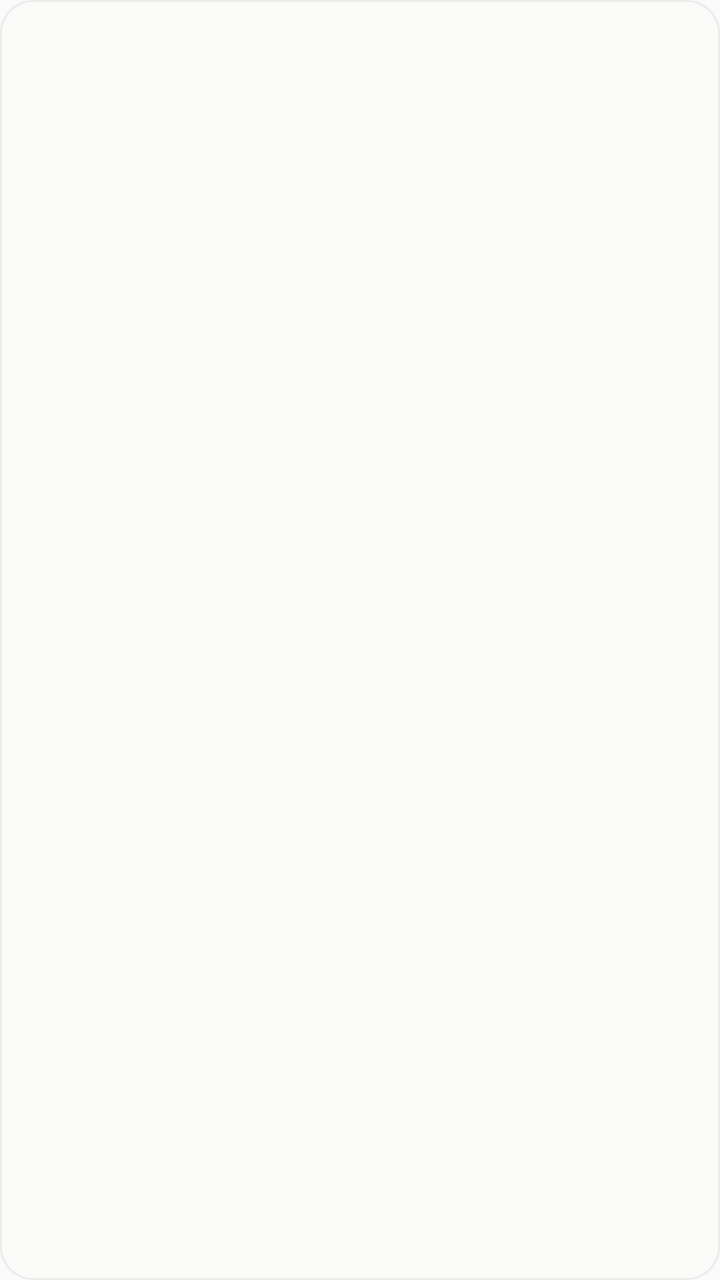
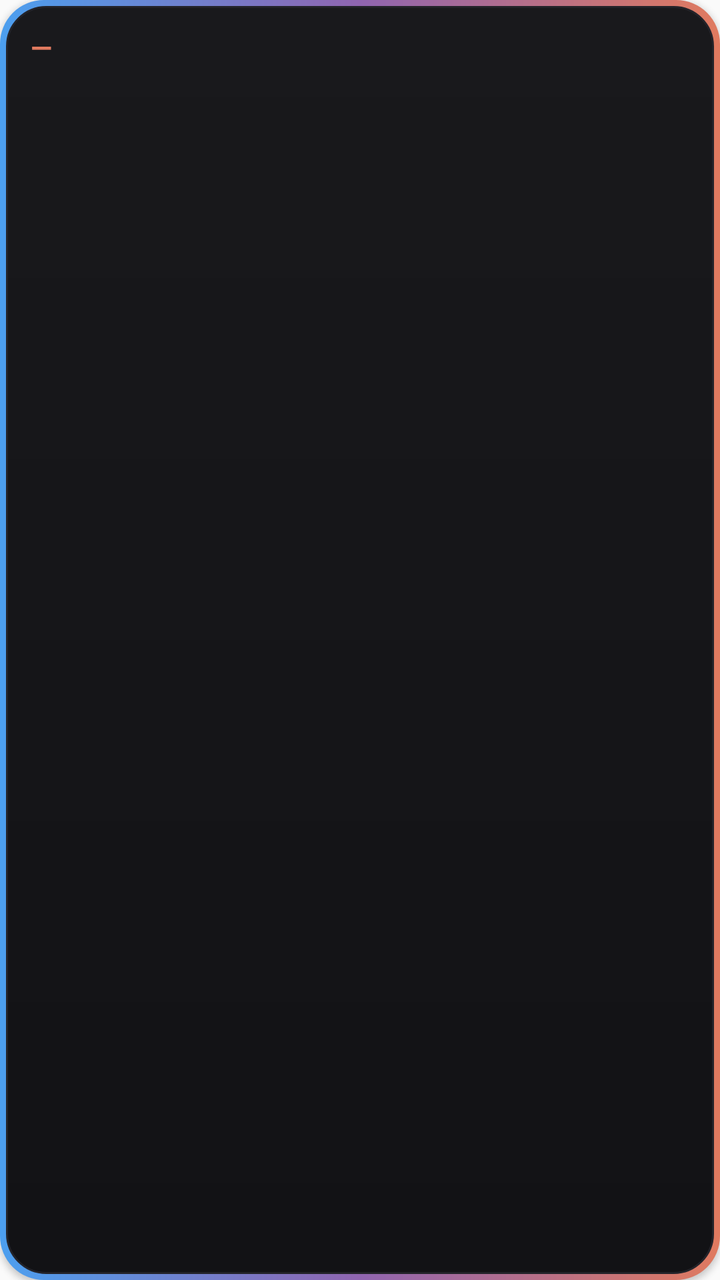

Before-and-after screenshots of an Android layout around one commit, followed by the original layout XML and the change that was made.
<!-- AndroidManifest.xml: application theme AppTheme -->
<!-- res/layout/widget_schedule.xml -->
<?xml version="1.0" encoding="utf-8"?>
<LinearLayout xmlns:android="http://schemas.android.com/apk/res/android"
    android:id="@+id/widget_schedule_root"
    android:layout_width="match_parent"
    android:layout_height="match_parent"
    android:orientation="vertical"
    android:background="@drawable/widget_bg"
    android:padding="12dp">
    <TextView
        android:id="@+id/widget_schedule_title"
        android:layout_width="match_parent"
        android:layout_height="wrap_content"
        android:textSize="13sp"
        android:textStyle="bold"
        android:textColor="#37352f"
        android:singleLine="true"
        android:ellipsize="end" />
    <TextView
        android:id="@+id/widget_schedule_1"
        android:layout_width="match_parent"
        android:layout_height="wrap_content"
        android:textSize="12sp"
        android:textColor="#37352f"
        android:layout_marginTop="6dp"
        android:singleLine="true"
        android:ellipsize="end" />
    <TextView
        android:id="@+id/widget_schedule_2"
        android:layout_width="match_parent"
        android:layout_height="wrap_content"
        android:textSize="12sp"
        android:textColor="#37352f"
        android:singleLine="true"
        android:ellipsize="end" />
    <TextView
        android:id="@+id/widget_schedule_3"
        android:layout_width="match_parent"
        android:layout_height="wrap_content"
        android:textSize="12sp"
        android:textColor="#37352f"
        android:singleLine="true"
        android:ellipsize="end" />
    <TextView
        android:id="@+id/widget_schedule_empty"
        android:layout_width="match_parent"
        android:layout_height="wrap_content"
        android:textSize="11sp"
        android:textColor="#787774"
        android:layout_marginTop="4dp"
        android:singleLine="true" />
</LinearLayout>
<!-- resources referenced by this layout -->
<resources>
  <!-- drawable widget_bg (drawable) -->
  <?xml version="1.0" encoding="utf-8"?>
  <shape xmlns:android="http://schemas.android.com/apk/res/android"
      android:shape="rectangle">
      <solid android:color="#fafaf8" />
      <corners android:radius="16dp" />
      <stroke android:width="1dp" android:color="#ebebea" />
  </shape>
  <style name="AppTheme" parent="Theme.AppCompat.Light.DarkActionBar">
          
          <item name="colorPrimary">@color/colorPrimary</item>
          <item name="colorPrimaryDark">@color/colorPrimaryDark</item>
          <item name="colorAccent">@color/colorAccent</item>
      </style>
</resources>

<!-- the commit's change to res/layout/widget_schedule.xml (unified diff, before → after) -->
@@ -5,47 +5,68 @@
     android:layout_height="match_parent"
     android:orientation="vertical"
     android:background="@drawable/widget_bg"
-    android:padding="12dp">
-    <TextView
-        android:id="@+id/widget_schedule_title"
+    android:elevation="2dp"
+    android:paddingLeft="14dp"
+    android:paddingRight="14dp"
+    android:paddingTop="14dp"
+    android:paddingBottom="12dp">
+    <LinearLayout
         android:layout_width="match_parent"
         android:layout_height="wrap_content"
-        android:textSize="13sp"
-        android:textStyle="bold"
-        android:textColor="#37352f"
-        android:singleLine="true"
-        android:ellipsize="end" />
+        android:orientation="horizontal"
+        android:gravity="center_vertical">
+        <TextView
+            android:layout_width="wrap_content"
+            android:layout_height="wrap_content"
+            android:text="—"
+            android:textColor="#e07a5f"
+            android:textSize="14sp"
+            android:textStyle="bold"
+            android:letterSpacing="0.2" />
+        <TextView
+            android:id="@+id/widget_schedule_title"
+            android:layout_width="0dp"
+            android:layout_height="wrap_content"
+            android:layout_weight="1"
+            android:layout_marginStart="6dp"
+            android:textSize="14sp"
+            android:textStyle="bold"
+            android:textColor="#c9bdf5"
+            android:fontFamily="sans-serif-medium"
+            android:singleLine="true"
+            android:ellipsize="end" />
+    </LinearLayout>
     <TextView
         android:id="@+id/widget_schedule_1"
         android:layout_width="match_parent"
         android:layout_height="wrap_content"
-        android:textSize="12sp"
-        android:textColor="#37352f"
-        android:layout_marginTop="6dp"
+        android:textSize="12.5sp"
+        android:textColor="#e9e6e0"
+        android:layout_marginTop="8dp"
         android:singleLine="true"
         android:ellipsize="end" />
     <TextView
         android:id="@+id/widget_schedule_2"
         android:layout_width="match_parent"
         android:layout_height="wrap_content"
-        android:textSize="12sp"
-        android:textColor="#37352f"
+        android:textSize="12.5sp"
+        android:textColor="#e9e6e0"
         android:singleLine="true"
         android:ellipsize="end" />
     <TextView
         android:id="@+id/widget_schedule_3"
         android:layout_width="match_parent"
         android:layout_height="wrap_content"
-        android:textSize="12sp"
-        android:textColor="#37352f"
+        android:textSize="12.5sp"
+        android:textColor="#e9e6e0"
         android:singleLine="true"
         android:ellipsize="end" />
     <TextView
         android:id="@+id/widget_schedule_empty"
         android:layout_width="match_parent"
         android:layout_height="wrap_content"
-        android:textSize="11sp"
-        android:textColor="#787774"
-        android:layout_marginTop="4dp"
+        android:textSize="11.5sp"
+        android:textColor="#8b897f"
+        android:layout_marginTop="6dp"
         android:singleLine="true" />
 </LinearLayout>
<!-- resource entries referenced after the edit -->
@@ -2,12 +2,34 @@
 <resources>
   <!-- drawable widget_bg (drawable) -->
   <?xml version="1.0" encoding="utf-8"?>
-  <shape xmlns:android="http://schemas.android.com/apk/res/android"
-      android:shape="rectangle">
-      <solid android:color="#fafaf8" />
-      <corners android:radius="16dp" />
-      <stroke android:width="1dp" android:color="#ebebea" />
-  </shape>
+  <layer-list xmlns:android="http://schemas.android.com/apk/res/android">
+      <item>
+          <shape android:shape="rectangle">
+              <gradient
+                  android:angle="0"
+                  android:startColor="#4c9fef"
+                  android:centerColor="#9065b0"
+                  android:endColor="#e07a5f"
+                  android:type="linear" />
+              <corners android:radius="22dp" />
+          </shape>
+      </item>
+      <item
+          android:top="3dp"
+          android:bottom="3dp"
+          android:left="3dp"
+          android:right="3dp">
+          <shape android:shape="rectangle">
+              <gradient
+                  android:angle="270"
+                  android:startColor="#19191c"
+                  android:endColor="#121215"
+                  android:type="linear" />
+              <corners android:radius="19.5dp" />
+              <stroke android:width="1dp" android:color="#232329" />
+          </shape>
+      </item>
+  </layer-list>
   <style name="AppTheme" parent="Theme.AppCompat.Light.DarkActionBar">
           
           <item name="colorPrimary">@color/colorPrimary</item>
